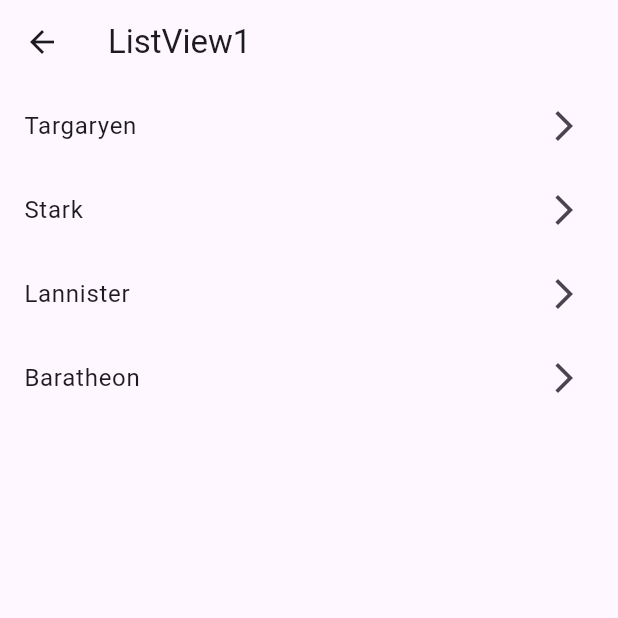
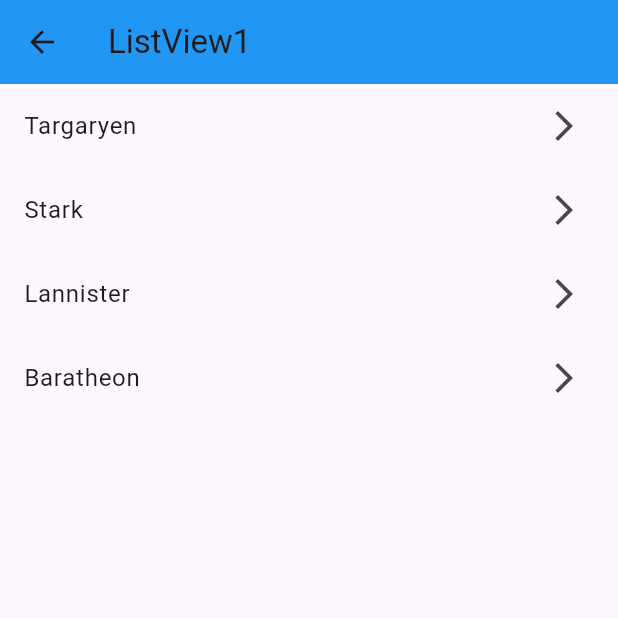
Before and after one commit to Guillermojs9/fl_componentes, a Flutter app: the Listview1Screen screen opened by its route, on a phone screen of 412 x 824 dp, the top half of it. Run offline on Flutter 3.47's test engine with Material 3 defaults, Android fonts, the phone set to English and light mode, and no system bars.

```diff
--- a/fl_componentes/lib/main.dart
+++ b/fl_componentes/lib/main.dart
@@ -21,6 +21,9 @@ class MyApp extends StatelessWidget {
         "card": (BuildContext context) => const CardScreen(),
 
       },
+      onGenerateRoute: (settings) {
+
+      },
     );
   }
 }
--- a/fl_componentes/lib/screens/listview1_screen.dart
+++ b/fl_componentes/lib/screens/listview1_screen.dart
@@ -1,25 +1,26 @@
 import 'package:flutter/material.dart';
 
 class Listview1Screen extends StatelessWidget {
-
   final options = const ["Targaryen", "Stark", "Lannister", "Baratheon"];
 
   const Listview1Screen({super.key});
 
   @override
   Widget build(BuildContext context) {
-    return  Scaffold(
-      appBar: AppBar(title: const Text("ListView1")),
+    return Scaffold(
+        appBar: AppBar(
+          title: const Text("ListView1"),
+          backgroundColor: Colors.blue,
+        ),
         body: ListView(
-        children:  [
-          ...options.map((e) =>
-          ListTile(
+          children: [
+            ...options.map(
+              (e) => ListTile(
                 trailing: const Icon(Icons.arrow_forward_ios_outlined),
                 title: Text(e),
               ),
             )
           ],
-      )
-    );
+        ));
   }
 }
```
Also changed, not shown: fl_componentes/lib/screens/home_screen.dart (+18 -6 lines). Lines whose indentation alone changed are shown as unchanged.
